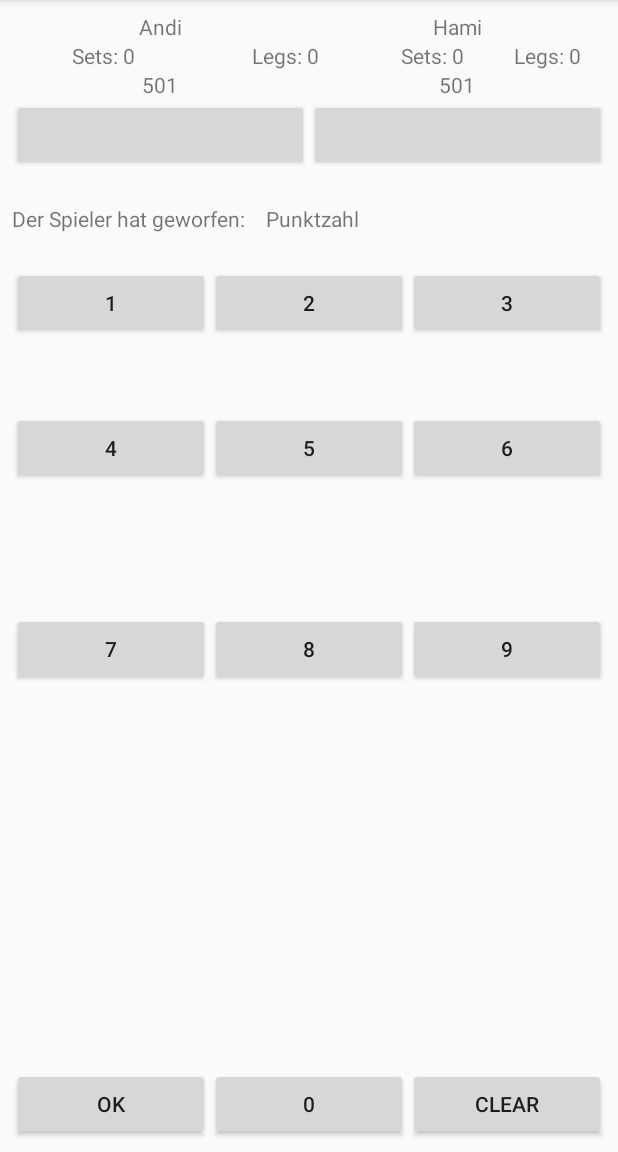
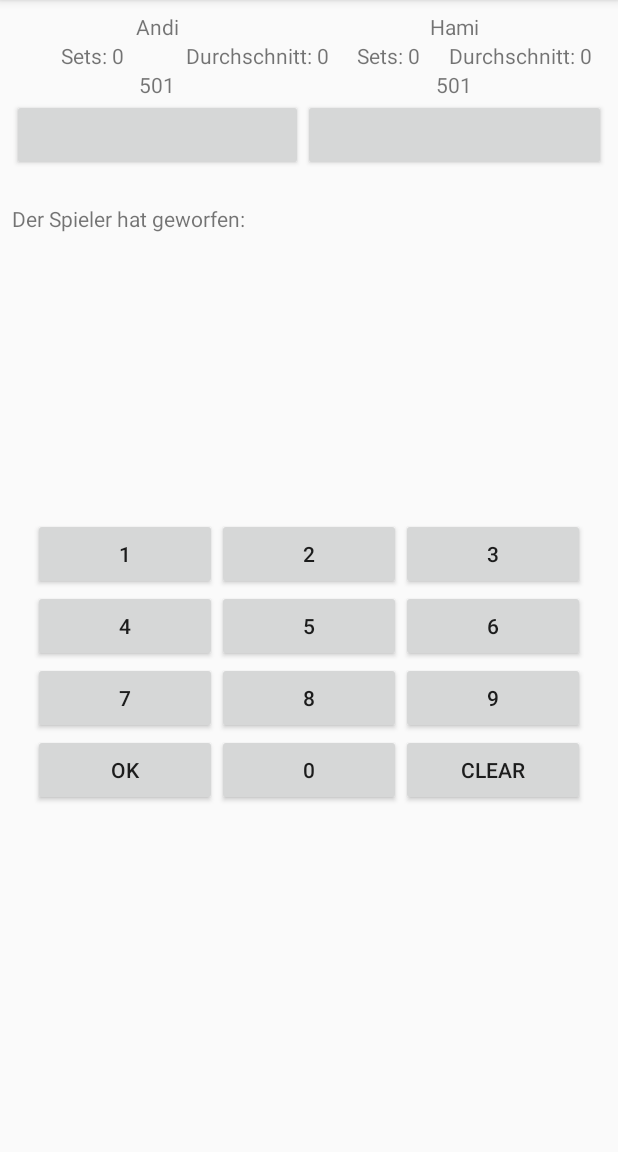
Before and after one commit to AndyGettingAn/DartPointCounter, an Android app: the PointsCounter screen opened directly, with no data from a screen before it, on a phone screen of 412 x 824 dp, the part 84-1236 px from its top. Run offline under Robolectric (Android 15) with nearby library versions, the phone set to English and light mode, and no system bars.

Commit message:
Verbesserung des Layouts

```diff
--- a/app/src/main/res/layout/activity_points_counter.xml
+++ b/app/src/main/res/layout/activity_points_counter.xml
@@ -46,6 +46,7 @@
             android:id="@+id/rowSetsLegs"
             android:layout_width="match_parent"
             android:layout_height="match_parent">
+
             <TextView
                 android:id="@+id/player1Set"
                 android:layout_width="match_parent"
@@ -55,12 +56,12 @@
                 android:text="Sets:0" />
 
             <TextView
-                android:id="@+id/playe1Legs"
+                android:id="@+id/player1Average"
                 android:layout_width="match_parent"
                 android:layout_height="wrap_content"
                 android:layout_weight="1"
                 android:gravity="center"
-                android:text="Legs: 0" />
+                android:text="Durchschnitt: 0" />
 
             <TextView
                 android:id="@+id/player2Set"
@@ -72,12 +73,12 @@
 
 
             <TextView
-                android:id="@+id/playe2Legs"
+                android:id="@+id/player2Average"
                 android:layout_width="match_parent"
                 android:layout_height="wrap_content"
                 android:layout_weight="1"
                 android:gravity="center"
-                android:text="Legs: 0" />
+                android:text="Durchschnitt: 0" />
         </TableRow>
 
         <TableRow
@@ -153,89 +154,49 @@
             android:layout_marginLeft="8dp"
             android:layout_marginStart="8dp"
             android:gravity="center_vertical"
-            android:text="Punktzahl"
+            android:text=""
             app:layout_constraintHorizontal_bias="0.411"
             app:layout_constraintLeft_toRightOf="@+id/player_throw"
             app:layout_constraintRight_toRightOf="parent"
             tools:layout_editor_absoluteY="176dp" />
+
+
      </LinearLayout>
 
-    <LinearLayout
-        android:id="@+id/calculator1"
-        android:layout_width="0dp"
-        android:layout_height="48dp"
-        app:layout_constraintTop_toBottomOf="@+id/calculator_input"
+    <TableLayout
+        android:id="@+id/calculator"
+        android:layout_width="368dp"
         app:layout_constraintBottom_toBottomOf="parent"
         android:layout_marginBottom="8dp"
-        app:layout_constraintVertical_bias="0.0"
+        android:layout_marginTop="8dp"
+        app:layout_constraintTop_toBottomOf="@+id/gameState"
+        android:layout_height="wrap_content"
         android:layout_marginLeft="8dp"
         app:layout_constraintLeft_toLeftOf="parent"
         android:layout_marginRight="8dp"
-        app:layout_constraintRight_toRightOf="parent"
-        android:layout_marginStart="8dp"
-        android:layout_marginEnd="8dp">
+        app:layout_constraintRight_toRightOf="parent">
+
+        <TableRow>
             <Button android:layout_height="wrap_content" android:id="@+id/button1" android:text="1" android:layout_weight="1" android:layout_width="fill_parent"></Button>
             <Button android:layout_height="wrap_content" android:id="@+id/button2" android:text="2" android:layout_weight="1" android:layout_width="fill_parent"></Button>
             <Button android:layout_height="wrap_content" android:id="@+id/button3" android:text="3" android:layout_weight="1" android:layout_width="fill_parent"></Button>
-    </LinearLayout>
-
-    <LinearLayout
-        android:id="@+id/calculator2"
-        android:layout_width="0dp"
-        android:layout_height="48dp"
-        app:layout_constraintTop_toBottomOf="@+id/calculator1"
-        app:layout_constraintBottom_toBottomOf="parent"
-        android:layout_marginBottom="8dp"
-        app:layout_constraintVertical_bias="0.100000024"
-        android:layout_marginRight="8dp"
-        app:layout_constraintRight_toRightOf="parent"
-        android:layout_marginLeft="8dp"
-        app:layout_constraintLeft_toLeftOf="parent"
-        android:layout_marginStart="8dp"
-        android:layout_marginEnd="8dp">
+        </TableRow>
+        <TableRow>
             <Button android:layout_width="fill_parent" android:layout_height="wrap_content" android:id="@+id/button4" android:layout_weight="1" android:text="4"></Button>
             <Button android:layout_width="fill_parent" android:layout_height="wrap_content" android:id="@+id/button5" android:layout_weight="1" android:text="5"></Button>
             <Button android:layout_width="fill_parent" android:layout_height="wrap_content" android:id="@+id/button6" android:layout_weight="1" android:text="6"></Button>
-    </LinearLayout>
-
-    <LinearLayout
-        android:id="@+id/calculator3"
-        android:layout_width="0dp"
-        android:layout_height="48dp"
-        android:layout_marginTop="8dp"
-        app:layout_constraintBottom_toBottomOf="parent"
-        app:layout_constraintTop_toBottomOf="@+id/calculator2"
-        app:layout_constraintVertical_bias="0.19999999"
-        android:layout_marginLeft="8dp"
-        app:layout_constraintLeft_toLeftOf="parent"
-        android:layout_marginRight="8dp"
-        app:layout_constraintRight_toRightOf="parent"
-        android:layout_marginStart="8dp"
-        android:layout_marginEnd="8dp">
+        </TableRow>
+        <TableRow>
             <Button android:layout_height="wrap_content" android:id="@+id/button7" android:text="7" android:layout_weight="1" android:layout_width="fill_parent"></Button>
             <Button android:layout_height="wrap_content" android:id="@+id/button8" android:text="8" android:layout_weight="1" android:layout_width="fill_parent"></Button>
             <Button android:layout_height="wrap_content" android:id="@+id/button9" android:text="9" android:layout_weight="1" android:layout_width="fill_parent"></Button>
-    </LinearLayout>
-
-    <LinearLayout
-        android:id="@+id/calculator4"
-        android:layout_width="0dp"
-        android:layout_height="48dp"
-        android:layout_marginTop="8dp"
-        app:layout_constraintTop_toBottomOf="@+id/calculator3"
-        app:layout_constraintBottom_toBottomOf="parent"
-        android:layout_marginBottom="8dp"
-        app:layout_constraintVertical_bias="1.0"
-        android:layout_marginLeft="8dp"
-        app:layout_constraintLeft_toLeftOf="parent"
-        android:layout_marginRight="8dp"
-        app:layout_constraintRight_toRightOf="parent"
-        android:layout_marginStart="8dp"
-        android:layout_marginEnd="8dp">
+        </TableRow>
+        <TableRow>
             <Button android:layout_height="wrap_content" android:id="@+id/buttonOK" android:text="OK" android:layout_weight="1" android:layout_width="fill_parent"></Button>
             <Button android:layout_height="wrap_content" android:id="@+id/button0" android:text="0" android:layout_weight="1" android:layout_width="fill_parent"></Button>
             <Button android:layout_height="wrap_content" android:id="@+id/buttonClear" android:layout_weight="1" android:text="Clear" android:layout_width="fill_parent"></Button>
-    </LinearLayout>
+        </TableRow>
+    </TableLayout>
 
 
 </android.support.constraint.ConstraintLayout>
```
Lines whose indentation alone changed are shown as unchanged.
